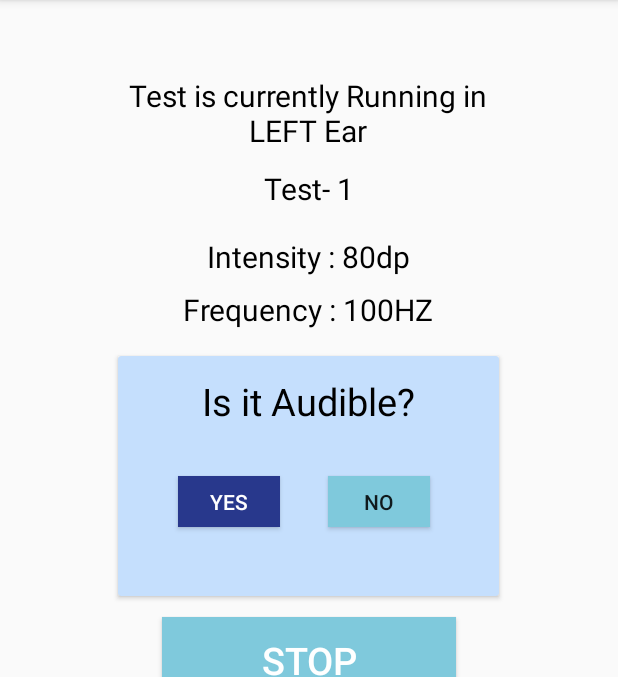
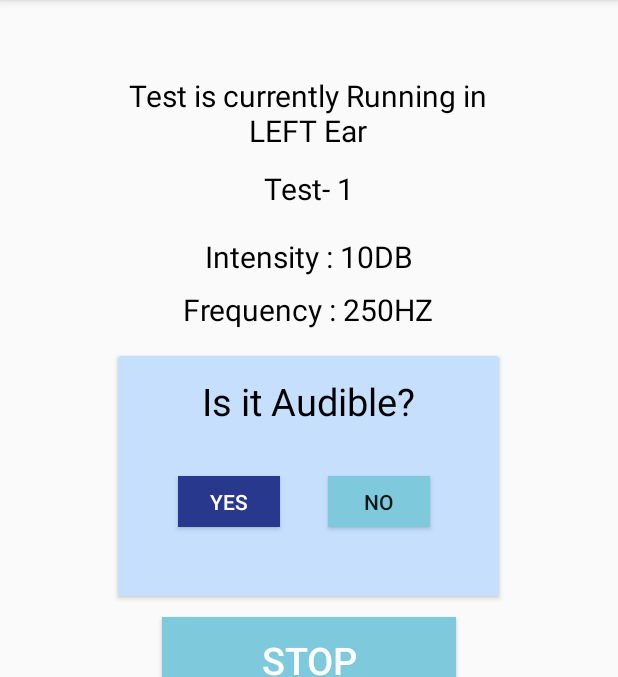
Before and after one commit to Divij-08/SrmAudiometer, an Android app: the screen it shows after launch (MainActivity before the commit, Eartest after it), after a tap on "START", on a phone screen of 412 x 824 dp, the part 84-761 px from its top. Run offline under Robolectric (Android 15) with nearby library versions, the light colour scheme and no system bars.

Commit message:
Layout page 2 and page 3 1)Use headphones 2)Is it Audible 3)java part also ready with 10 db intensity with 8 different frequencies in different ears

```diff
--- a/app/src/main/AndroidManifest.xml
+++ b/app/src/main/AndroidManifest.xml
@@ -10,12 +10,18 @@
         android:supportsRtl="true"
         android:theme="@style/AppTheme">
         <activity android:name=".MainActivity">
+
+        </activity>
+        <activity android:name=".instructions">
             <intent-filter>
                 <action android:name="android.intent.action.MAIN" />
 
                 <category android:name="android.intent.category.LAUNCHER" />
             </intent-filter>
         </activity>
+        <activity android:name=".Eartest">
+
+        </activity>
     </application>
 
 </manifest>
--- /dev/null
+++ b/app/src/main/java/com/mj/srmaudiometer/Eartest.java
@@ -0,0 +1,109 @@
+package com.mj.srmaudiometer;
+
+import android.content.Intent;
+import android.os.Bundle;
+import android.view.View;
+import android.widget.Button;
+import android.widget.TextView;
+import android.widget.Toast;
+
+import androidx.annotation.Nullable;
+import androidx.appcompat.app.AppCompatActivity;
+
+
+
+public class Eartest extends AppCompatActivity {
+    public  static  int count=0;
+int start;
+int intensity=10,frequency=250,j=0;
+int[] thresholdl=new int[8];
+int[] thresholdr=new int[8];
+Button yes,no,stop;
+TextView in,fre,ear,test;
+
+boolean x=false;
+    @Override
+    protected void onCreate(@Nullable Bundle savedInstanceState) {
+        super.onCreate(savedInstanceState);
+        setContentView(R.layout.eartest);
+         yes=findViewById(R.id.yes);
+         no=findViewById(R.id.no);
+        ear=findViewById(R.id.ear);
+        test=findViewById(R.id.test);
+
+        in=findViewById(R.id.intensity);
+         fre=findViewById(R.id.frequency);
+         stop=findViewById(R.id.stop);
+         if(count==1)
+         {
+              ear.setText("Test is currently Running in\nRight Ear");
+              test.setText("Test- 2");
+
+         }
+         count++;
+         stop.setOnClickListener(new View.OnClickListener() {
+             @Override
+             public void onClick(View v) {
+
+
+             }
+         });
+yes.setOnClickListener(new View.OnClickListener() {
+    @Override
+    public void onClick(View v){
+
+        intensity=intensity-2;
+        x=true;
+        in.setText("Intensity : "+intensity+"db");
+
+    }
+});
+
+no.setOnClickListener(new View.OnClickListener() {
+    @Override
+    public void onClick(View v) {
+        if(x)
+        {
+            frequency=frequency*2;
+            intensity=10;
+            if(frequency==16000)
+            {
+                Intent instructions=new Intent(getApplicationContext(), com.mj.srmaudiometer.instructions.class);
+               // instructions.putExtra("rightear","rightear");
+                startActivity(instructions);
+                if(count==1)
+                {
+                    //pass leftl
+
+                }
+                if(count==2)
+                {
+                    //pass rightl
+
+                }
+               // Toast.makeText(getApplicationContext(),"left test complete",Toast.LENGTH_SHORT).show();
+            }
+            fre.setText("Frequency : "+frequency+"HZ");
+            in.setText("Intensity : " + intensity + "DB");
+            if(count==1)
+            {thresholdl[j]=intensity;}
+            if(count==2)
+            {thresholdr[j]=intensity;}
+            j++;
+            x=false;
+
+        }
+        else {
+            intensity = intensity + 10;
+            in.setText("Intensity : " + intensity + "DB");
+        }
+
+
+    }
+});
+
+ }
+
+
+
+}
--- a/app/src/main/java/com/mj/srmaudiometer/MainActivity.java
+++ b/app/src/main/java/com/mj/srmaudiometer/MainActivity.java
@@ -7,17 +7,11 @@ import android.view.View;
 import android.widget.Button;
 
 public class MainActivity extends AppCompatActivity {
-Button Start;
+
     @Override
     protected void onCreate(Bundle savedInstanceState) {
         super.onCreate(savedInstanceState);
         setContentView(R.layout.headphones);
-        Start=findViewById(R.id.start);
-        Start.setOnClickListener(new View.OnClickListener() {
-            @Override
-            public void onClick(View v) {
-                setContentView(R.layout.eartest);
-            }
-        });
+
     }
 }
--- /dev/null
+++ b/app/src/main/java/com/mj/srmaudiometer/instructions.java
@@ -0,0 +1,32 @@
+package com.mj.srmaudiometer;
+
+import android.content.Intent;
+import android.os.Bundle;
+import android.view.View;
+import android.widget.Button;
+import android.widget.TextView;
+
+import androidx.annotation.Nullable;
+import androidx.appcompat.app.AppCompatActivity;
+
+public class instructions extends AppCompatActivity {
+
+
+    Button Start;
+    @Override
+    protected void onCreate(@Nullable Bundle savedInstanceState) {
+        super.onCreate(savedInstanceState);
+        setContentView(R.layout.headphones);
+        Start=findViewById(R.id.stop);
+
+        Start.setOnClickListener(new View.OnClickListener() {
+            @Override
+            public void onClick(View v) {
+
+       Intent intent=new Intent(getApplicationContext(),Eartest.class);
+
+       startActivity(intent);
+            }
+        });
+    }
+}
--- a/app/src/main/res/layout/eartest.xml
+++ b/app/src/main/res/layout/eartest.xml
@@ -36,7 +36,7 @@
         android:layout_alignBottom="@id/test"
         android:layout_marginBottom="-45dp"
         android:textColor="@android:color/black"
-        android:text="Intensity : 80dp" />
+        android:text="Intensity : 10DB" />
     <TextView
         android:id="@+id/frequency"
         android:layout_width="wrap_content"
@@ -46,7 +46,7 @@
         android:layout_alignBottom="@id/intensity"
         android:layout_marginBottom="-35dp"
         android:textColor="@android:color/black"
-        android:text="Frequency : 100HZ" />
+        android:text="Frequency : 250HZ" />
 
     <androidx.cardview.widget.CardView
         android:id="@+id/audible"
@@ -70,7 +70,7 @@
             android:textSize="25sp" />
 
         <Button
-            android:id="@+id/button2"
+            android:id="@+id/yes"
             android:layout_width="68dp"
             android:layout_height="34dp"
             android:layout_marginLeft="40dp"
@@ -81,7 +81,7 @@
             android:textColor="@android:color/white" />
 
         <Button
-            android:id="@+id/button3"
+            android:id="@+id/no"
             android:layout_width="68dp"
             android:layout_height="34dp"
             android:layout_marginLeft="140dp"
@@ -92,7 +92,7 @@
     </androidx.cardview.widget.CardView>
 
     <Button
-        android:id="@+id/start"
+        android:id="@+id/stop"
         android:layout_width="wrap_content"
         android:layout_height="wrap_content"
 
--- a/app/src/main/res/layout/headphones.xml
+++ b/app/src/main/res/layout/headphones.xml
@@ -18,7 +18,7 @@
         android:textSize="25sp" />
 
     <Button
-        android:id="@+id/start"
+        android:id="@+id/stop"
         android:layout_width="wrap_content"
         android:layout_height="wrap_content"
         android:layout_alignBottom="@id/useearphones"
```
